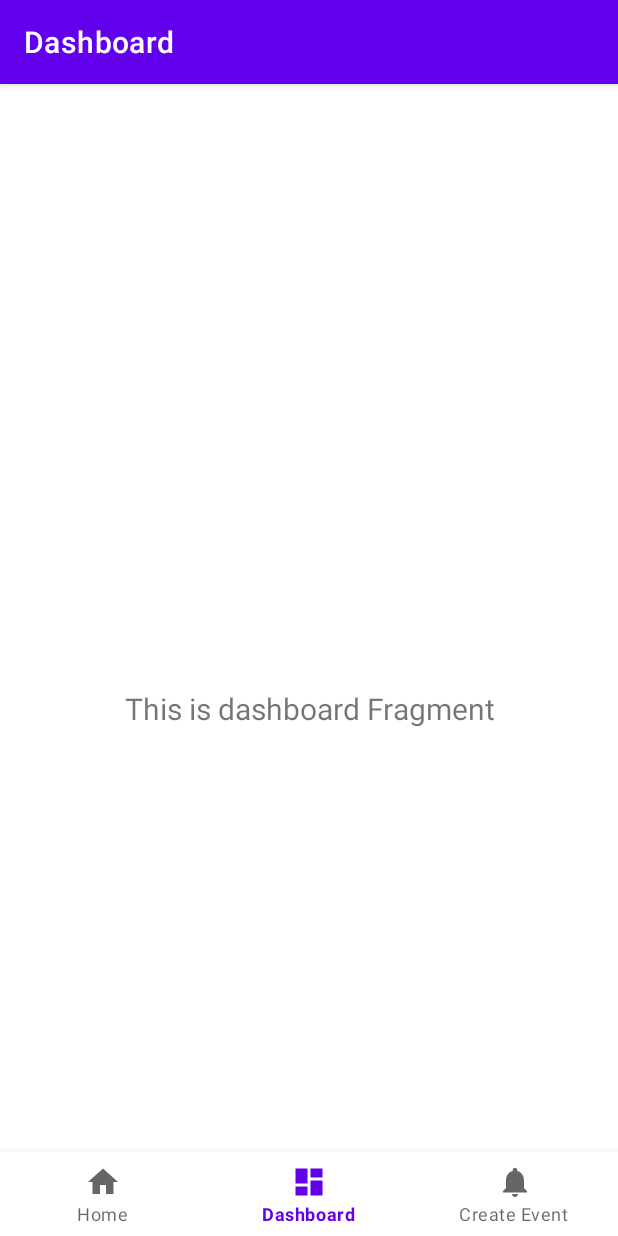
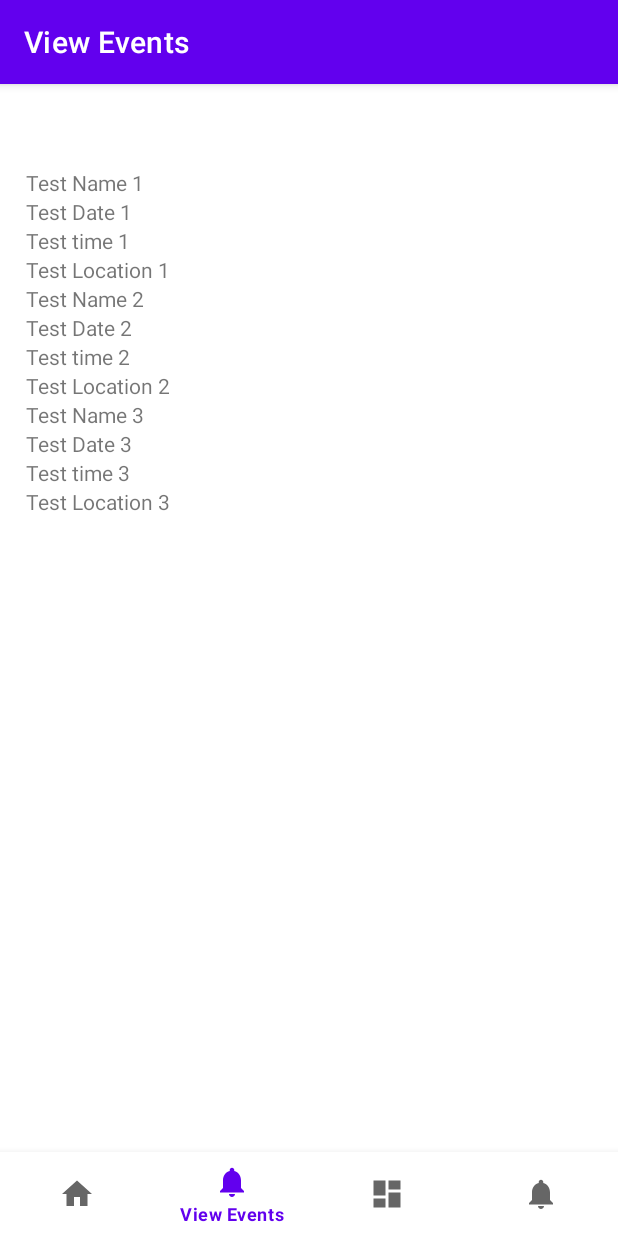
Before and after one commit to LucienLuc/kiwi, an Android app: the screen it shows after launch (MainActivity), item 2 of the bottom bar chosen, on a phone screen of 412 x 824 dp. Run offline under Robolectric (Android 15) with nearby library versions, the phone set to English and light mode, and no system bars; our stand-ins replace Firebase (no records; nobody signed in at launch, a user with empty details on screens opened directly), navigation-ui.

Commit message:
Compound event view

```diff
--- a/app/src/main/java/edu/ucsb/cs/cs184/group2/kiwi/MainActivity.kt
+++ b/app/src/main/java/edu/ucsb/cs/cs184/group2/kiwi/MainActivity.kt
@@ -33,7 +33,7 @@ class MainActivity : AppCompatActivity() {
         // menu should be considered as top level destinations.
         val appBarConfiguration = AppBarConfiguration(
             setOf(
-                R.id.navigation_home, R.id.navigation_dashboard
+                R.id.navigation_home, R.id.navigation_dashboard, R.id.navigation_events_list
             )
         )
         setupActionBarWithNavController(navController, appBarConfiguration)
--- /dev/null
+++ b/app/src/main/java/edu/ucsb/cs/cs184/group2/kiwi/ui/eventsList/EventsListFragment.kt
@@ -0,0 +1,107 @@
+package edu.ucsb.cs.cs184.group2.kiwi.ui.eventsList
+
+import android.os.Bundle
+import android.view.LayoutInflater
+import android.view.View
+import android.view.ViewGroup
+import android.widget.TextView
+import androidx.constraintlayout.widget.ConstraintLayout
+import androidx.constraintlayout.widget.ConstraintSet
+import androidx.fragment.app.Fragment
+import androidx.lifecycle.ViewModelProvider
+import edu.ucsb.cs.cs184.group2.kiwi.databinding.FragmentEventsListBinding
+import edu.ucsb.cs.cs184.group2.kiwi.views.EventsView
+
+class EventsListFragment : Fragment() {
+
+    private var _binding: FragmentEventsListBinding? = null
+
+    // This property is only valid between onCreateView and
+    // onDestroyView.
+    private val binding get() = _binding!!
+
+    override fun onCreateView(
+        inflater: LayoutInflater,
+        container: ViewGroup?,
+        savedInstanceState: Bundle?
+    ): View {
+        val homeViewModel =
+            ViewModelProvider(this).get(EventsListViewModel::class.java)
+
+        _binding = FragmentEventsListBinding.inflate(inflater, container, false)
+
+//        val textView: TextView = binding.textHome
+//        homeViewModel.text.observe(viewLifecycleOwner) {
+//            textView.text = it
+//        }
+
+        val constraintLayout: ConstraintLayout = ConstraintLayout(requireContext())
+
+        val viewList: ArrayList<View> = ArrayList()
+        val viewListIds: ArrayList<Int> = ArrayList()
+        for (i in 1..3) {
+            val event: EventsView = EventsView(requireContext())
+            event.id = View.generateViewId()
+            event.setName("Test Name $i")
+            event.setLocation("Test Location $i")
+            event.setDate("Test Date $i")
+            event.setTime("Test time $i")
+            viewList.add(event)
+            viewListIds.add(event.id)
+            constraintLayout.addView(event)
+        }
+
+        val constraintSet: ConstraintSet = ConstraintSet()
+        constraintSet.clone(constraintLayout)
+
+        var previousItem: View? = null
+        for (view in viewList) {
+            val lastItem = viewList.indexOf(view) === viewList.size - 1
+            if (previousItem == null) {
+                constraintSet.connect(
+                    view.id,
+                    ConstraintSet.LEFT,
+                    ConstraintSet.PARENT_ID,
+                    ConstraintSet.LEFT
+                )
+            } else {
+                constraintSet.connect(
+                    view.id,
+                    ConstraintSet.BOTTOM,
+                    previousItem.getId(),
+                    ConstraintSet.TOP
+                )
+                if (lastItem) {
+                    constraintSet.connect(
+                        view.id,
+                        ConstraintSet.RIGHT,
+                        ConstraintSet.PARENT_ID,
+                        ConstraintSet.RIGHT
+                    )
+                }
+            }
+            previousItem = view
+        }
+
+        constraintSet.createVerticalChain(
+            ConstraintSet.PARENT_ID,
+            ConstraintSet.TOP,
+            ConstraintSet.PARENT_ID,
+            ConstraintSet.BOTTOM,
+            viewListIds.toIntArray(),
+            null,
+            ConstraintSet.CHAIN_PACKED
+        )
+        constraintSet.applyTo(constraintLayout)
+
+        binding.root.addView(constraintLayout)
+
+        val root: View = binding.root
+        return root
+    }
+
+    override fun onDestroyView() {
+        super.onDestroyView()
+        _binding = null
+    }
+}
--- /dev/null
+++ b/app/src/main/java/edu/ucsb/cs/cs184/group2/kiwi/ui/eventsList/EventsListViewModel.kt
@@ -0,0 +1,13 @@
+package edu.ucsb.cs.cs184.group2.kiwi.ui.eventsList
+
+import androidx.lifecycle.LiveData
+import androidx.lifecycle.MutableLiveData
+import androidx.lifecycle.ViewModel
+
+class EventsListViewModel : ViewModel() {
+
+    private val _text = MutableLiveData<String>().apply {
+        value = "This is eventsList Fragment"
+    }
+    val text: LiveData<String> = _text
+}
--- /dev/null
+++ b/app/src/main/java/edu/ucsb/cs/cs184/group2/kiwi/views/EventsView.kt
@@ -0,0 +1,57 @@
+package edu.ucsb.cs.cs184.group2.kiwi.views
+
+import android.content.Context
+import android.util.AttributeSet
+import android.util.Log
+import android.view.MotionEvent
+import android.widget.TextView
+import androidx.annotation.AttrRes
+import androidx.constraintlayout.widget.ConstraintLayout
+import edu.ucsb.cs.cs184.group2.kiwi.R
+
+
+class EventsView: ConstraintLayout {
+    constructor(context: Context) : super(context) {
+        init()
+    }
+    constructor(context: Context, attrs: AttributeSet?) : super(context, attrs) {
+        init()
+    }
+    constructor(context: Context, attrs: AttributeSet?, @AttrRes defStyleAttr: Int) : super(context, attrs, defStyleAttr) {
+        init()
+    }
+
+    private var nameTextView: TextView? = null
+    private var timeTextView: TextView? = null
+    private var dateTextView: TextView? = null
+    private var locationTextView: TextView? = null
+
+    private fun init() {
+        inflate(getContext(), R.layout.compound_event,this);
+        nameTextView = findViewById(R.id.name)
+        timeTextView = findViewById(R.id.time)
+        dateTextView = findViewById(R.id.date)
+        locationTextView = findViewById(R.id.location)
+    }
+
+    override fun onTouchEvent(event: MotionEvent?): Boolean {
+        Log.d("EventsView", this.nameTextView!!.text.toString())
+        return super.onTouchEvent(event)
+    }
+
+    fun setName(name: String) {
+        nameTextView!!.text = name
+    }
+
+    fun setTime(time: String) {
+        timeTextView!!.text = time
+    }
+
+    fun setDate(date: String) {
+        dateTextView!!.text = date
+    }
+
+    fun setLocation(location: String) {
+        locationTextView!!.text = location
+    }
+}
--- /dev/null
+++ b/app/src/main/res/layout/compound_event.xml
@@ -0,0 +1,52 @@
+<?xml version="1.0" encoding="utf-8"?>
+<merge xmlns:android="http://schemas.android.com/apk/res/android"
+    xmlns:app="http://schemas.android.com/apk/res-auto"
+    android:orientation="vertical"
+    android:layout_width="wrap_content"
+    android:layout_height="wrap_content">
+
+    <androidx.constraintlayout.widget.ConstraintLayout
+        android:layout_width="match_parent"
+        android:layout_height="match_parent">
+
+        <TextView
+            android:id="@+id/name"
+            android:layout_width="wrap_content"
+            android:layout_height="wrap_content"
+            android:text="Name"
+            app:layout_constraintBottom_toTopOf="@+id/date"
+            app:layout_constraintEnd_toEndOf="parent"
+            app:layout_constraintHorizontal_bias="0.5"
+            app:layout_constraintStart_toStartOf="parent"
+            app:layout_constraintTop_toTopOf="parent"
+            app:layout_constraintVertical_chainStyle="packed" />
+
+        <TextView
+            android:id="@+id/time"
+            android:layout_width="wrap_content"
+            android:layout_height="wrap_content"
+            android:text="Time"
+            app:layout_constraintBottom_toTopOf="@+id/location"
+            app:layout_constraintStart_toStartOf="@+id/date"
+            app:layout_constraintTop_toBottomOf="@+id/date" />
+
+        <TextView
+            android:id="@+id/date"
+            android:layout_width="wrap_content"
+            android:layout_height="wrap_content"
+            android:text="Date"
+            app:layout_constraintBottom_toTopOf="@+id/time"
+            app:layout_constraintStart_toStartOf="@+id/name"
+            app:layout_constraintTop_toBottomOf="@+id/name" />
+
+        <TextView
+            android:id="@+id/location"
+            android:layout_width="wrap_content"
+            android:layout_height="wrap_content"
+            android:text="Location"
+            app:layout_constraintBottom_toBottomOf="parent"
+            app:layout_constraintStart_toStartOf="@+id/time"
+            app:layout_constraintTop_toBottomOf="@+id/time" />
+    </androidx.constraintlayout.widget.ConstraintLayout>
+
+</merge>
--- /dev/null
+++ b/app/src/main/res/layout/fragment_events_list.xml
@@ -0,0 +1,14 @@
+<?xml version="1.0" encoding="utf-8"?>
+<androidx.constraintlayout.widget.ConstraintLayout xmlns:android="http://schemas.android.com/apk/res/android"
+    xmlns:app="http://schemas.android.com/apk/res-auto"
+    xmlns:tools="http://schemas.android.com/tools"
+    android:layout_width="match_parent"
+    android:layout_height="match_parent"
+    tools:context=".ui.eventsList.EventsListFragment">
+
+<!--    <edu.ucsb.cs.cs184.group2.kiwi.views.EventsView-->
+<!--        android:layout_width="match_parent"-->
+<!--        android:layout_height="match_parent"-->
+<!--        />-->
+
+</androidx.constraintlayout.widget.ConstraintLayout>
--- a/app/src/main/res/layout/fragment_home.xml
+++ b/app/src/main/res/layout/fragment_home.xml
@@ -4,7 +4,7 @@
     xmlns:tools="http://schemas.android.com/tools"
     android:layout_width="match_parent"
     android:layout_height="match_parent"
-    tools:context=".ui.home.HomeFragment">
+    tools:context=".ui.home.EventsListFragment">
 
     <TextView
         android:id="@+id/text_home"
--- a/app/src/main/res/menu/bottom_nav_menu.xml
+++ b/app/src/main/res/menu/bottom_nav_menu.xml
@@ -5,6 +5,11 @@
         android:id="@+id/navigation_home"
         android:icon="@drawable/ic_home_black_24dp"
         android:title="@string/title_home" />
+
+    <item
+        android:id="@+id/navigation_events_list"
+        android:icon="@drawable/ic_notifications_black_24dp"
+        android:title="@string/title_events_list" />
 
     <item
         android:id="@+id/navigation_dashboard"
--- a/app/src/main/res/navigation/mobile_navigation.xml
+++ b/app/src/main/res/navigation/mobile_navigation.xml
@@ -12,6 +12,12 @@
         tools:layout="@layout/fragment_home" />
 
     <fragment
+        android:id="@+id/navigation_events_list"
+        android:name="edu.ucsb.cs.cs184.group2.kiwi.ui.eventsList.EventsListFragment"
+        android:label="@string/title_events_list"
+        tools:layout="@layout/fragment_events_list" />
+
+    <fragment
         android:id="@+id/navigation_dashboard"
         android:name="edu.ucsb.cs.cs184.group2.kiwi.ui.dashboard.DashboardFragment"
         android:label="@string/title_dashboard"
--- a/app/src/main/res/values/strings.xml
+++ b/app/src/main/res/values/strings.xml
@@ -3,9 +3,10 @@
     <string name="title_home">Home</string>
     <string name="title_dashboard">Dashboard</string>
     <string name="title_event_creation">Create Event</string>
-
+    <string name="title_events_list">View Events </string>
 
     <string name="event_creation_name">Name: </string>
     <string name="event_creation_datentime">Date and Time: </string>
     <string name="event_creation_location">Location: </string>
+
 </resources>
```
Also changed, not shown: 1 other file.
